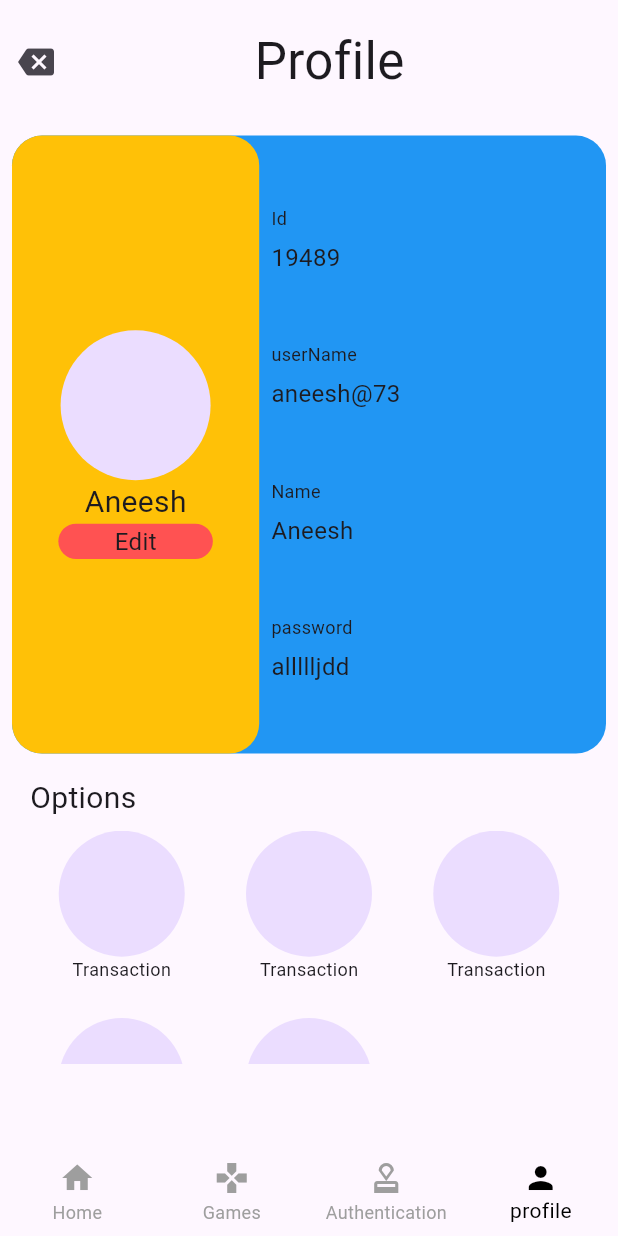
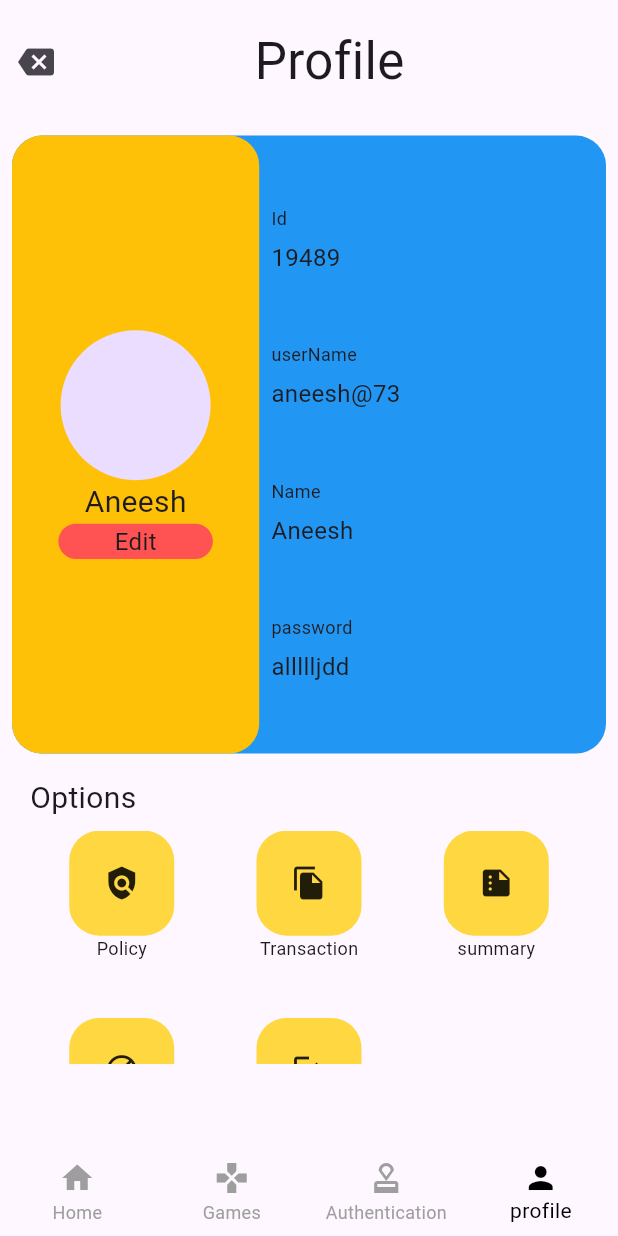
Before and after one commit to Aneeshsaju49AK/TheCasinoClub_Flutter, a Flutter app: the BottomNavigatorOption screen opened directly, item 4 of the bottom bar chosen, on a phone screen of 412 x 824 dp. Run offline on Flutter 3.47's test engine with Material 3 defaults, Android fonts, the phone set to English and light mode, and no system bars; our stand-ins replace carousel_slider, fl_chart, shared_preferences, smooth_page_indicator; accounts and stored records are empty.

Commit message:
the profile page finished

```diff
--- a/thecasinoclub/lib/export/export.dart
+++ b/thecasinoclub/lib/export/export.dart
@@ -30,4 +30,4 @@ export 'package:thecasinoclub/presentation/screen/Login_Screen/login_screen.dart
 export 'package:thecasinoclub/presentation/screen/Signin_Screen/sigin_screen.dart';
 export 'package:thecasinoclub/presentation/screen/Widgets_Common/custom_textediting_controller.dart';
 export 'package:thecasinoclub/controller/common_function/common_function.dart';
-export 'package:thecasinoclub/presentation/starting_screen.dart';
+export 'package:thecasinoclub/presentation/screen/Strating_Screen/starting_screen.dart';
--- a/thecasinoclub/lib/main.dart
+++ b/thecasinoclub/lib/main.dart
@@ -1,5 +1,5 @@
 import 'package:thecasinoclub/export/export.dart';
-import 'package:thecasinoclub/presentation/starting_screen.dart';
+import 'package:thecasinoclub/presentation/screen/Strating_Screen/starting_screen.dart';
 void main() {
   WidgetsFlutterBinding.ensureInitialized();
   //stating widget of this app called "The Casino Club"
--- a/thecasinoclub/lib/presentation/screen/Profile_Screen/widgets/option_section_profile_screen.dart
+++ b/thecasinoclub/lib/presentation/screen/Profile_Screen/widgets/option_section_profile_screen.dart
@@ -1,4 +1,9 @@
+import 'package:flutter/material.dart';
 import 'package:thecasinoclub/export/export.dart';
+import 'package:thecasinoclub/presentation/screen/Banned_User_Screen/banned_user_screen.dart';
+import 'package:thecasinoclub/presentation/screen/Policy_Screen/policy_screen.dart';
+import 'package:thecasinoclub/presentation/screen/Summary_Screen/summary_screen.dart';
+import 'package:thecasinoclub/presentation/screen/Transaction_Screen/transaction_screen.dart';
 
 class OptionWidgetInProfile extends StatelessWidget {
   const OptionWidgetInProfile({
@@ -12,6 +17,28 @@ class OptionWidgetInProfile extends StatelessWidget {
 
   @override
   Widget build(BuildContext context) {
+    List<String> optionsName = [
+      'Policy',
+      'Transaction',
+      'summary',
+      'banned User',
+      'LogOut',
+    ];
+    List<IconData> optionsIcons = [
+      Icons.policy,
+      Icons.file_copy,
+      Icons.summarize,
+      Icons.block,
+      Icons.logout,
+    ];
+
+    List<Widget> optionsScreen = [
+      PolicyScreen(),
+      TransactionScreen(),
+      SummaryScreen(),
+      BannedUserScreen(),
+      LoginScreen(),
+    ];
     return SizedBox(
       width: width / 1,
       height: height / 4,
@@ -26,18 +53,49 @@ class OptionWidgetInProfile extends StatelessWidget {
             width: width / 1.1,
             height: height / 5.3,
             child: GridView.builder(
-              gridDelegate:const SliverGridDelegateWithFixedCrossAxisCount(
+              gridDelegate: const SliverGridDelegateWithFixedCrossAxisCount(
                 crossAxisCount: 3,
               ),
               itemCount: 5,
               itemBuilder: (context, index) {
-                return const Column(
+                return Column(
                   children: [
-                    CircleAvatar(
-                      radius: 42,
+                    InkWell(
+                      onTap: () {
+                        if (optionsScreen[index] == optionsScreen[4]) {
+                          showDialog(context: context,
+                           builder: (context) {
+                             return AlertDialog(
+                              title: Text("Confirmation"),
+                              content: Text("Are you sure you want to exit"),
+                              actions: [
+                                TextButton(onPressed: () {
+                                  navigateToScreenPushReplacement(
+                              context, optionsScreen[4]);
+                                }, child: Text("Sure"),),
+                                TextButton(onPressed: () {
+                                  Navigator.of(context).pop();
+                                }, child: Text("No"),),
+                              ],
+                             );
+                           },);
+
+                        } else {
+                          navigateToScreen(context, optionsScreen[index]);
+                        }
+                      },
+                      child: Container(
+                        width: 70,
+                        height: 70,
+                        decoration: BoxDecoration(
+                          color: Colors.amberAccent,
+                          borderRadius: BorderRadius.circular(20),
+                        ),
+                        child: Icon(optionsIcons[index]),
+                      ),
                     ),
                     CustomTextWidget(
-                      text: "Transaction",
+                      text: optionsName[index],
                       fontSize: 12,
                     )
                   ],
```
Also changed, not shown: thecasinoclub/lib/presentation/screen/Banned_User_Screen/banned_user_screen.dart (added, +75 -0 lines), thecasinoclub/lib/presentation/screen/Policy_Screen/policy_screen.dart (added, +58 -0 lines), thecasinoclub/lib/presentation/screen/Summary_Screen/summary_screen.dart (added, +11 -0 lines), thecasinoclub/lib/presentation/screen/Transaction_Screen/transaction_screen.dart (added, +66 -0 lines), thecasinoclub/lib/presentation/screen/Strating_Screen/starting_screen.dart (renamed from thecasinoclub/lib/presentation/starting_screen.dart).
